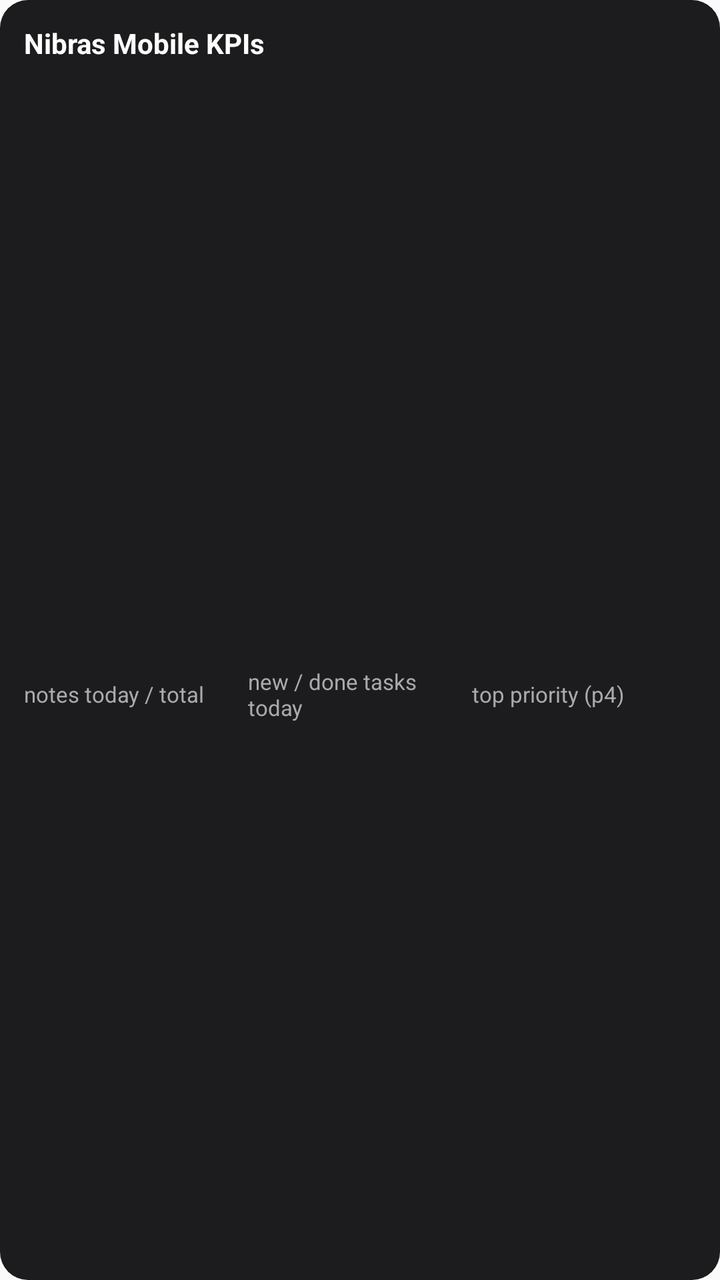
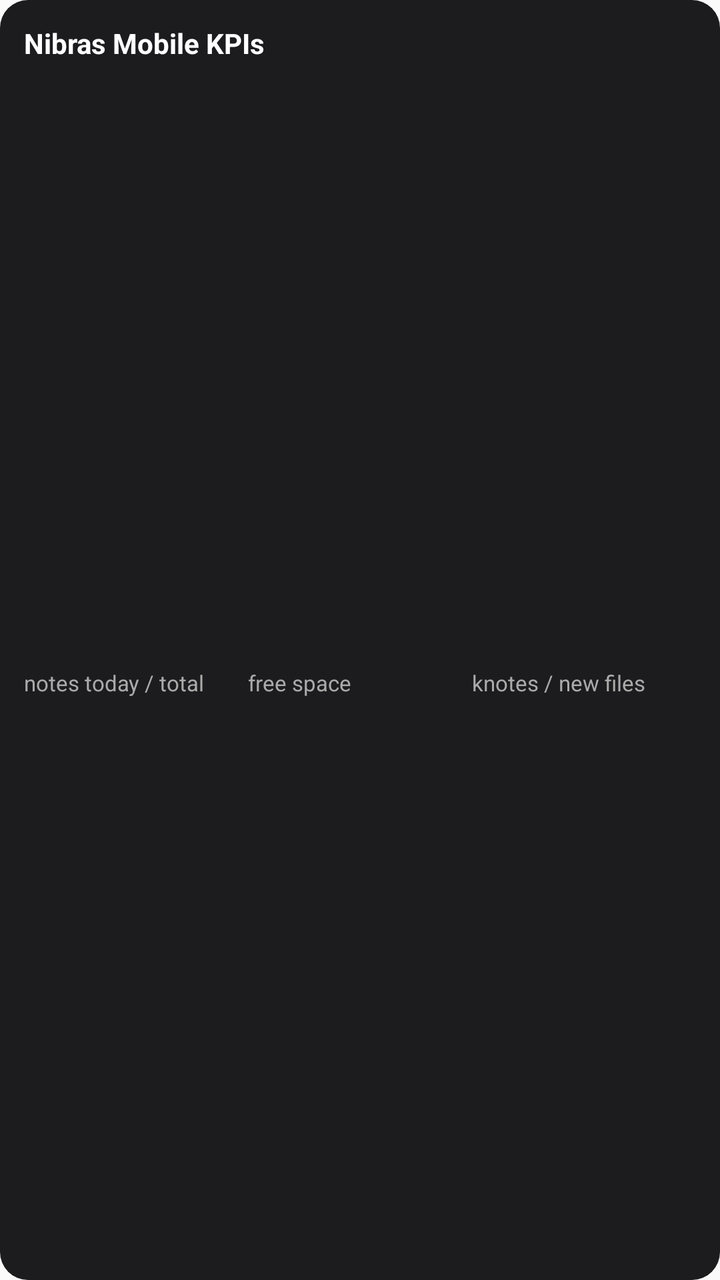

Compare the two renders of this Android layout. The source of the first and the diff that turns it into the second are given below.
<!-- AndroidManifest.xml: application theme Theme.Knotes -->
<!-- res/layout/widget_kpi.xml -->
<?xml version="1.0" encoding="utf-8"?>
<LinearLayout xmlns:android="http://schemas.android.com/apk/res/android"
    android:id="@+id/widget_root"
    android:layout_width="match_parent"
    android:layout_height="match_parent"
    android:background="@drawable/widget_bg"
    android:orientation="vertical"
    android:padding="12dp">

    <TextView
        android:id="@+id/kpi_title"
        android:layout_width="match_parent"
        android:layout_height="wrap_content"
        android:paddingBottom="6dp"
        android:text="Nibras Mobile KPIs"
        android:textColor="#FFFFFF"
        android:textSize="14sp"
        android:textStyle="bold" />

    <LinearLayout
        android:layout_width="match_parent"
        android:layout_height="0dp"
        android:layout_weight="1"
        android:orientation="horizontal"
        android:weightSum="3">

        <LinearLayout
            android:layout_width="0dp"
            android:layout_height="match_parent"
            android:layout_weight="1"
            android:gravity="center_vertical"
            android:orientation="vertical">

            <TextView
                android:id="@+id/kpi_notes_value"
                android:layout_width="wrap_content"
                android:layout_height="wrap_content"
                android:textColor="#8AB4F8"
                android:textSize="22sp"
                android:textStyle="bold" />

            <TextView
                android:layout_width="wrap_content"
                android:layout_height="wrap_content"
                android:text="notes today / total"
                android:textColor="#AAAAAA"
                android:textSize="11sp" />
        </LinearLayout>

        <LinearLayout
            android:layout_width="0dp"
            android:layout_height="match_parent"
            android:layout_weight="1"
            android:gravity="center_vertical"
            android:orientation="vertical">

            <TextView
                android:id="@+id/kpi_tasks_new_value"
                android:layout_width="wrap_content"
                android:layout_height="wrap_content"
                android:textColor="#81C995"
                android:textSize="22sp"
                android:textStyle="bold" />

            <TextView
                android:layout_width="wrap_content"
                android:layout_height="wrap_content"
                android:text="new / done tasks today"
                android:textColor="#AAAAAA"
                android:textSize="11sp" />
        </LinearLayout>

        <LinearLayout
            android:layout_width="0dp"
            android:layout_height="match_parent"
            android:layout_weight="1"
            android:gravity="center_vertical"
            android:orientation="vertical">

            <TextView
                android:id="@+id/kpi_top_value"
                android:layout_width="wrap_content"
                android:layout_height="wrap_content"
                android:textColor="#F28B82"
                android:textSize="22sp"
                android:textStyle="bold" />

            <TextView
                android:layout_width="wrap_content"
                android:layout_height="wrap_content"
                android:text="top priority (p4)"
                android:textColor="#AAAAAA"
                android:textSize="11sp" />
        </LinearLayout>
    </LinearLayout>
</LinearLayout>
<!-- resources referenced by this layout -->
<resources>
  <!-- drawable widget_bg (drawable) -->
  <?xml version="1.0" encoding="utf-8"?>
  <shape xmlns:android="http://schemas.android.com/apk/res/android" android:shape="rectangle">
      <solid android:color="#1C1C1E" />
      <corners android:radius="14dp" />
  </shape>
  <style name="Theme.Knotes" parent="android:Theme.Material.Light.NoActionBar">
          
          <item name="android:statusBarColor">#FFFFFFFF</item>
          <item name="android:navigationBarColor">#FFFFFFFF</item>
          <item name="android:windowLightStatusBar">true</item>
          <item name="android:windowLightNavigationBar">true</item>
      </style>
</resources>

<!-- the commit's change to res/layout/widget_kpi.xml (unified diff, before → after) -->
@@ -36,7 +36,7 @@
                 android:layout_width="wrap_content"
                 android:layout_height="wrap_content"
                 android:textColor="#8AB4F8"
-                android:textSize="22sp"
+                android:textSize="13sp"
                 android:textStyle="bold" />
 
             <TextView
@@ -55,17 +55,17 @@
             android:orientation="vertical">
 
             <TextView
-                android:id="@+id/kpi_tasks_new_value"
+                android:id="@+id/kpi_free_value"
                 android:layout_width="wrap_content"
                 android:layout_height="wrap_content"
                 android:textColor="#81C995"
-                android:textSize="22sp"
+                android:textSize="13sp"
                 android:textStyle="bold" />
 
             <TextView
                 android:layout_width="wrap_content"
                 android:layout_height="wrap_content"
-                android:text="new / done tasks today"
+                android:text="free space"
                 android:textColor="#AAAAAA"
                 android:textSize="11sp" />
         </LinearLayout>
@@ -78,17 +78,17 @@
             android:orientation="vertical">
 
             <TextView
-                android:id="@+id/kpi_top_value"
+                android:id="@+id/kpi_folders_value"
                 android:layout_width="wrap_content"
                 android:layout_height="wrap_content"
                 android:textColor="#F28B82"
-                android:textSize="22sp"
+                android:textSize="13sp"
                 android:textStyle="bold" />
 
             <TextView
                 android:layout_width="wrap_content"
                 android:layout_height="wrap_content"
-                android:text="top priority (p4)"
+                android:text="knotes / new files"
                 android:textColor="#AAAAAA"
                 android:textSize="11sp" />
         </LinearLayout>
